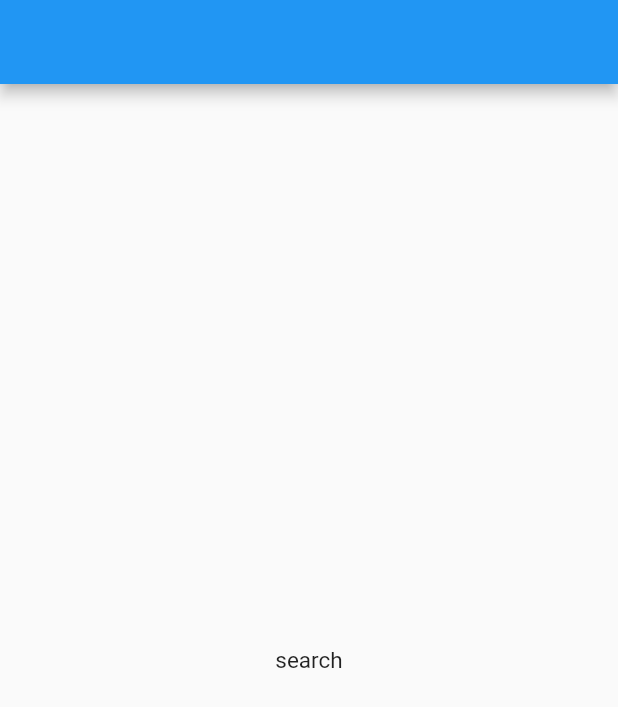
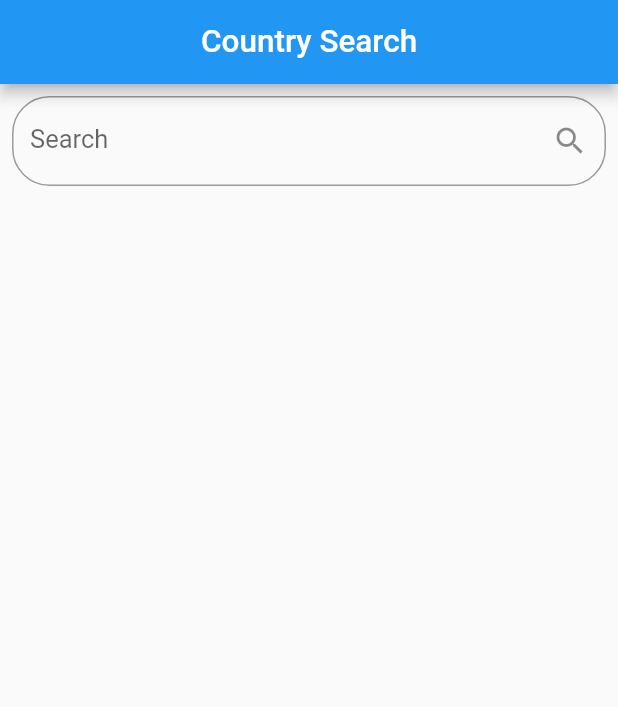
Before and after one commit to NeiHau/various_functions_flutter, a Flutter app: the SearchPage screen opened directly, on a phone screen of 412 x 824 dp. Shown: the top 707 px of the screen. Run offline on Flutter 3.47's test engine with Material 2 defaults, Android fonts, the light colour scheme and no system bars; our stand-ins replace cloud_firestore, dio, drift, firebase_core, flutter_riverpod, flutter_screenutil and 2 more; missing offline and left inert: month_year_picker; accounts and stored records are empty; generated files the repository leaves out were written again; network calls fail.

Commit message:
検索機能追加

```diff
--- /dev/null
+++ b/lib/repository/firestore_service.dart
@@ -0,0 +1,10 @@
+import 'package:cloud_firestore/cloud_firestore.dart';
+
+class FirestoreService {
+  final CollectionReference _countries =
+      FirebaseFirestore.instance.collection('countries');
+
+  Future<void> saveCountry(String countryName) {
+    return _countries.add({'name': countryName});
+  }
+}
--- a/lib/view/search/search_page.dart
+++ b/lib/view/search/search_page.dart
@@ -1,14 +1,91 @@
+import 'package:calendar_app_remake/repository/country_service.dart';
+import 'package:calendar_app_remake/repository/firestore_service.dart';
 import 'package:flutter/material.dart';
 
-class SearchPage extends StatelessWidget {
+class SearchPage extends StatefulWidget {
   const SearchPage({super.key});
+
+  @override
+  _SearchPageState createState() => _SearchPageState();
+}
+
+class _SearchPageState extends State<SearchPage> {
+  final CountryService _countryService = CountryService();
+  final FirestoreService _firestoreService = FirestoreService();
+  final TextEditingController _controller = TextEditingController();
+  List<String> _countries = [];
+  List<String> _suggestions = [];
+  String _searchTerm = '';
+
+  @override
+  void initState() {
+    super.initState();
+    _loadCountries();
+  }
+
+  void _loadCountries() async {
+    _countries = await _countryService.getCountries();
+  }
+
+  void _searchCountries(String searchTerm) {
+    if (searchTerm.length < 2) {
+      // Show recently searched keywords
+    } else {
+      _suggestions = _countries
+          .where((country) =>
+              country.toLowerCase().startsWith(searchTerm.toLowerCase()))
+          .toList();
+    }
+  }
+
+  void _saveSearch(String searchTerm) {
+    _firestoreService.saveCountry(searchTerm);
+  }
 
   @override
   Widget build(BuildContext context) {
     return Scaffold(
-      appBar: AppBar(),
-      body: const Center(
-        child: Text('search'),
+      appBar: AppBar(
+        title: const Center(
+          child: Text('Country Search'),
+        ),
+      ),
+      body: Column(
+        children: [
+          Padding(
+            padding: const EdgeInsets.all(8.0),
+            child: TextField(
+              controller: _controller,
+              onChanged: (value) {
+                setState(() {
+                  _searchTerm = value;
+                  _searchCountries(_searchTerm);
+                });
+              },
+              onEditingComplete: () {
+                _saveSearch(_searchTerm);
+                // Navigate to search results screen
+              },
+              decoration: const InputDecoration(
+                labelText: 'Search',
+                suffixIcon: Icon(Icons.search),
+                border: OutlineInputBorder(
+                  borderRadius: BorderRadius.all(Radius.circular(25.0)),
+                ),
+              ),
+            ),
+          ),
+          Expanded(
+            child: ListView.builder(
+              itemCount: _suggestions.length,
+              itemBuilder: (context, index) {
+                return ListTile(
+                  title: Text(_suggestions[index]),
+                );
+              },
+            ),
+          ),
+        ],
       ),
     );
   }
--- a/pubspec.yaml
+++ b/pubspec.yaml
@@ -51,7 +51,7 @@ dependencies:
   ink_widget: ^2.0.1
   dio: ^4.0.0
   firebase_core: ^2.14.0
-
+  cloud_firestore: ^4.8.1
 
   # The following adds the Cupertino Icons font to your application.
   # Use with the CupertinoIcons class for iOS style icons.
```
Also changed, not shown: pubspec.lock, 1 other file.
